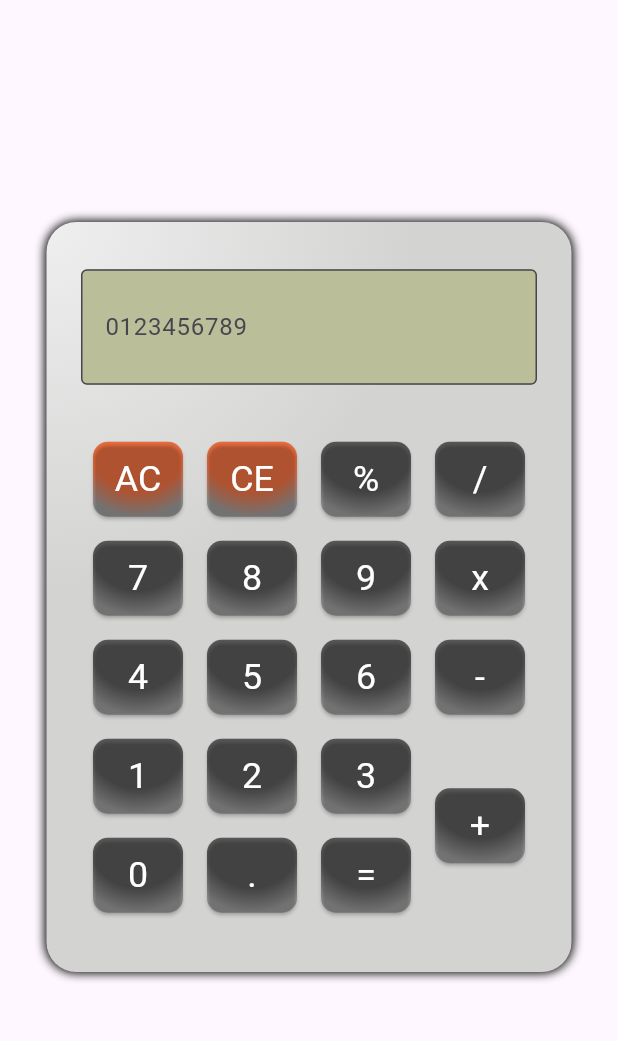
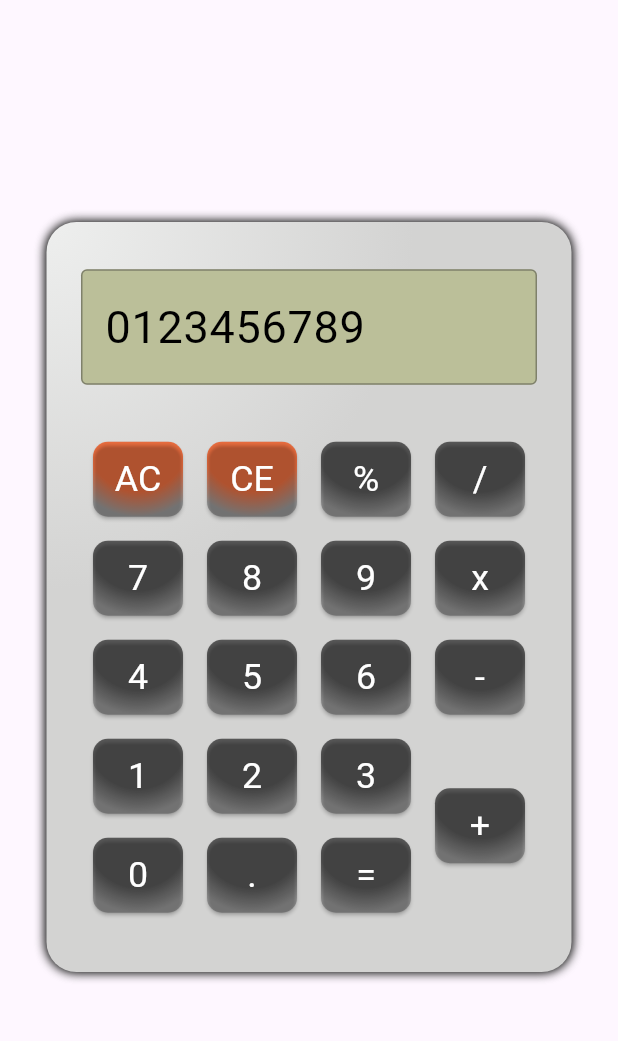
Before and after one commit to davopaco/mobile-apps, a Flutter app: the screen it shows after launch, on a phone screen of 412 x 824 dp, the part 63-1104 px from its top. Run offline on Flutter 3.47's test engine with Material 3 defaults, Android fonts, the phone set to English and light mode, and no system bars.

Commit message:
style: :lipstick: Changed so now it displays the text without it being a label, which makes it more aesthetically pleasing

```diff
--- a/calculator/lib/calculadora.dart
+++ b/calculator/lib/calculadora.dart
@@ -82,15 +82,15 @@ class _CalculatorState extends State<Calculator> {
                 mainAxisAlignment: MainAxisAlignment.center,
                 crossAxisAlignment: CrossAxisAlignment.center,
                 children: <Widget>[
-                  const TextField(
-                    enabled: true,
-                    obscureText: true,
-                    style: TextStyle(fontSize: 30),
-                    decoration: InputDecoration(
+                  TextField(
+                    enabled: false,
+                    obscureText: false,
+                    style: const TextStyle(fontSize: 30, color: Colors.black),
+                    decoration: const InputDecoration(
                         filled: true,
                         border: OutlineInputBorder(),
-                        labelText: '0123456789',
                         fillColor: Color(0xFFBBBF99)),
+                    controller: TextEditingController(text: "0123456789"),
                   ),
                   const SizedBox(
                     height: 30,
```
